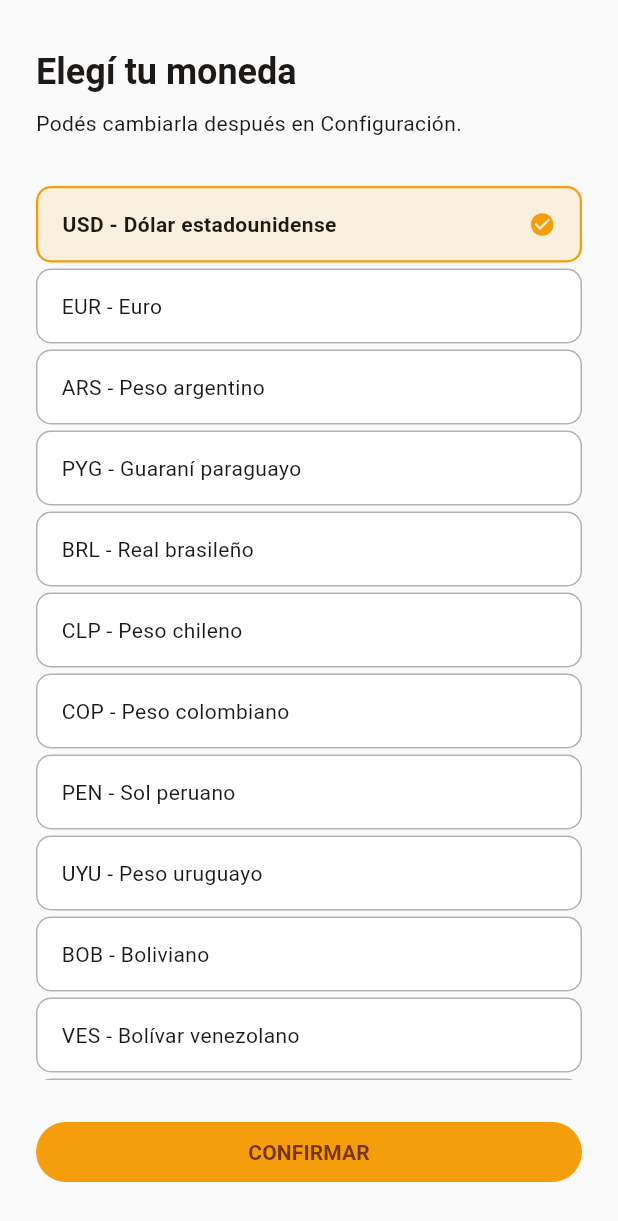
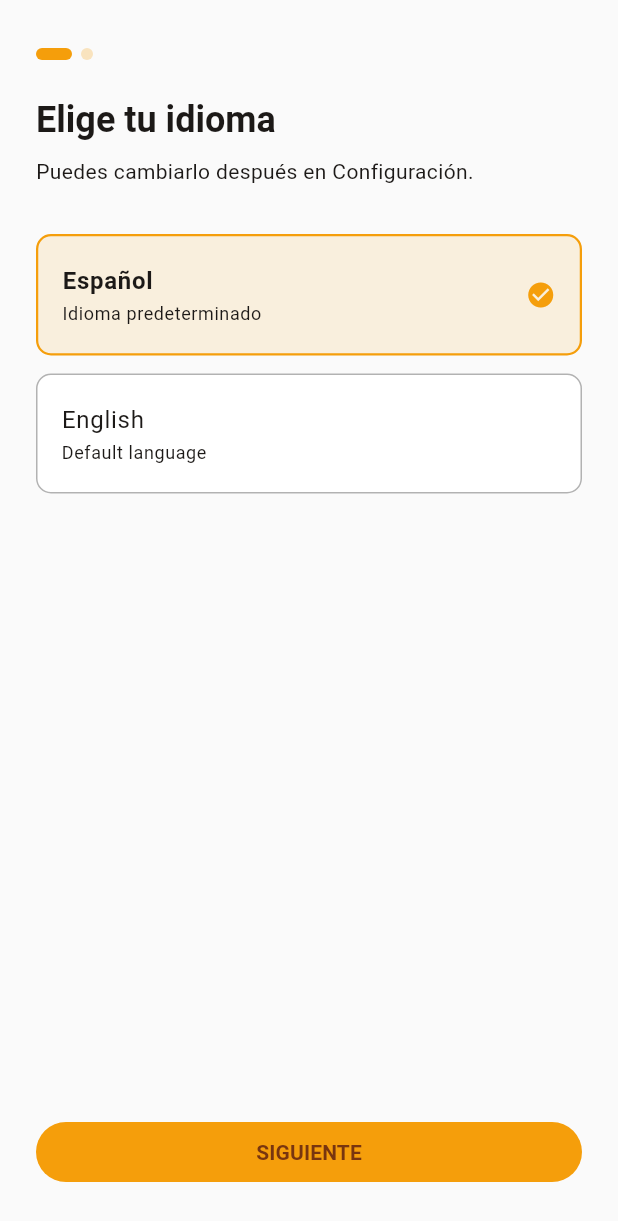
Before and after one commit to Daniel371-lab/hivefi, a Flutter app: the CurrencySetupScreen screen opened by its route, on a phone screen of 412 x 824 dp. Shown: the top 1221 px of the screen. Run offline on Flutter 3.47's test engine with Material 3 defaults, Android fonts, the phone set to English and light mode, and no system bars; our stand-ins replace cloud_firestore, firebase_auth, firebase_core, fl_chart, google_mobile_ads, lottie and 1 more; accounts and stored records are empty.

Commit message:
Error de inicio

```diff
--- a/lib/screens/currency_setup_screen.dart
+++ b/lib/screens/currency_setup_screen.dart
@@ -31,13 +31,25 @@ class _CurrencySetupScreenState extends State<CurrencySetupScreen> {
     {'code': 'DOP', 'label': 'DOP - Peso dominicano'},
   ];
 
-  String _seleccionada = 'USD';
+  // Paso 1 = idioma, Paso 2 = moneda
+  int _paso = 1;
+  String _seleccionadaMoneda = 'USD';
+  String _seleccionadoIdioma = 'es';
   bool _guardando = false;
 
   Future<void> _confirmar() async {
     setState(() => _guardando = true);
     final provider = context.read<AppProvider>();
-    await provider.confirmarMonedaConfigurada(_seleccionada);
+
+    // Guardar idioma
+    await provider.setLocale(Locale(_seleccionadoIdioma));
+
+    // Guardar moneda y marcar en Firestore
+    await provider.confirmarMonedaConfigurada(_seleccionadaMoneda);
+
+    // Reset del flag para que AuthWrapper no vuelva a mandar aquí
+    provider.resetMonedaConfigurada();
+
     if (mounted) {
       Navigator.of(context).pushNamedAndRemoveUntil('/', (_) => false);
     }
@@ -51,9 +63,119 @@ class _CurrencySetupScreenState extends State<CurrencySetupScreen> {
       body: SafeArea(
         child: Padding(
           padding: const EdgeInsets.symmetric(horizontal: 24, vertical: 32),
+          child: _paso == 1
+              ? _buildPasoIdioma(theme)
+              : _buildPasoMoneda(theme),
+        ),
+      ),
+    );
+  }
+
+  Widget _buildPasoIdioma(ThemeData theme) {
+    final opciones = [
+      {'code': 'es', 'label': 'Español', 'sub': 'Idioma predeterminado'},
+      {'code': 'en', 'label': 'English', 'sub': 'Default language'},
+    ];
+
+    return Column(
+      crossAxisAlignment: CrossAxisAlignment.start,
+      children: [
+        _buildPasoIndicador(theme),
+        const SizedBox(height: 24),
+        Text(
+          context.tr('language_setup_title'),
+          style: theme.textTheme.headlineSmall?.copyWith(
+            fontWeight: FontWeight.bold,
+            color: theme.colorScheme.onSurface,
+          ),
+        ),
+        const SizedBox(height: 8),
+        Text(
+          context.tr('language_setup_subtitle'),
+          style: theme.textTheme.bodyMedium?.copyWith(
+            color: theme.colorScheme.onSurfaceVariant,
+          ),
+        ),
+        const SizedBox(height: 32),
+        ...opciones.map((op) {
+          final sel = _seleccionadoIdioma == op['code'];
+          return Padding(
+            padding: const EdgeInsets.only(bottom: 12),
+            child: InkWell(
+              borderRadius: BorderRadius.circular(10),
+              onTap: () => setState(() => _seleccionadoIdioma = op['code']!),
+              child: Container(
+                padding: const EdgeInsets.symmetric(
+                  horizontal: 16,
+                  vertical: 18,
+                ),
+                decoration: BoxDecoration(
+                  borderRadius: BorderRadius.circular(10),
+                  color: sel
+                      ? theme.colorScheme.primary.withOpacity(0.12)
+                      : theme.colorScheme.surface,
+                  border: Border.all(
+                    color: sel
+                        ? theme.colorScheme.primary
+                        : theme.colorScheme.outline.withOpacity(0.3),
+                    width: sel ? 1.5 : 1,
+                  ),
+                ),
+                child: Row(
+                  children: [
+                    Expanded(
                       child: Column(
                         crossAxisAlignment: CrossAxisAlignment.start,
                         children: [
+                          Text(
+                            op['label']!,
+                            style: theme.textTheme.bodyLarge?.copyWith(
+                              fontWeight: sel
+                                  ? FontWeight.w700
+                                  : FontWeight.normal,
+                              color: theme.colorScheme.onSurface,
+                            ),
+                          ),
+                          const SizedBox(height: 2),
+                          Text(
+                            op['sub']!,
+                            style: theme.textTheme.bodySmall?.copyWith(
+                              color: theme.colorScheme.onSurfaceVariant,
+                            ),
+                          ),
+                        ],
+                      ),
+                    ),
+                    if (sel)
+                      Icon(
+                        Icons.check_circle,
+                        size: 20,
+                        color: theme.colorScheme.primary,
+                      ),
+                  ],
+                ),
+              ),
+            ),
+          );
+        }),
+        const Spacer(),
+        SizedBox(
+          width: double.infinity,
+          child: FilledButton(
+            onPressed: () => setState(() => _paso = 2),
+            child: Text(context.tr('language_setup_next')),
+          ),
+        ),
+      ],
+    );
+  }
+
+  Widget _buildPasoMoneda(ThemeData theme) {
+    return Column(
+      crossAxisAlignment: CrossAxisAlignment.start,
+      children: [
+        _buildPasoIndicador(theme),
+        const SizedBox(height: 24),
         Text(
           context.tr('currency_setup_title'),
           style: theme.textTheme.headlineSmall?.copyWith(
@@ -75,10 +197,11 @@ class _CurrencySetupScreenState extends State<CurrencySetupScreen> {
             separatorBuilder: (_, __) => const SizedBox(height: 4),
             itemBuilder: (context, index) {
               final moneda = _monedas[index];
-                    final seleccionada = _seleccionada == moneda['code'];
+              final sel = _seleccionadaMoneda == moneda['code'];
               return InkWell(
                 borderRadius: BorderRadius.circular(10),
-                      onTap: () => setState(() => _seleccionada = moneda['code']!),
+                onTap: () =>
+                    setState(() => _seleccionadaMoneda = moneda['code']!),
                 child: Container(
                   padding: const EdgeInsets.symmetric(
                     horizontal: 16,
@@ -86,14 +209,14 @@ class _CurrencySetupScreenState extends State<CurrencySetupScreen> {
                   ),
                   decoration: BoxDecoration(
                     borderRadius: BorderRadius.circular(10),
-                          color: seleccionada
+                    color: sel
                         ? theme.colorScheme.primary.withOpacity(0.12)
                         : theme.colorScheme.surface,
                     border: Border.all(
-                            color: seleccionada
+                      color: sel
                           ? theme.colorScheme.primary
                           : theme.colorScheme.outline.withOpacity(0.3),
-                            width: seleccionada ? 1.5 : 1,
+                      width: sel ? 1.5 : 1,
                     ),
                   ),
                   child: Row(
@@ -102,14 +225,13 @@ class _CurrencySetupScreenState extends State<CurrencySetupScreen> {
                         child: Text(
                           moneda['label']!,
                           style: theme.textTheme.bodyMedium?.copyWith(
-                                  fontWeight: seleccionada
-                                      ? FontWeight.w600
-                                      : FontWeight.normal,
+                            fontWeight:
+                                sel ? FontWeight.w600 : FontWeight.normal,
                             color: theme.colorScheme.onSurface,
                           ),
                         ),
                       ),
-                            if (seleccionada)
+                      if (sel)
                         Icon(
                           Icons.check_circle,
                           size: 18,
@@ -123,8 +245,16 @@ class _CurrencySetupScreenState extends State<CurrencySetupScreen> {
           ),
         ),
         const SizedBox(height: 24),
-              SizedBox(
-                width: double.infinity,
+        Row(
+          children: [
+            OutlinedButton(
+              onPressed: _guardando
+                  ? null
+                  : () => setState(() => _paso = 1),
+              child: Text(context.tr('cancel')),
+            ),
+            const SizedBox(width: 12),
+            Expanded(
               child: FilledButton(
                 onPressed: _guardando ? null : _confirmar,
                 child: _guardando
@@ -138,8 +268,27 @@ class _CurrencySetupScreenState extends State<CurrencySetupScreen> {
             ),
           ],
         ),
+      ],
+    );
+  }
+
+  Widget _buildPasoIndicador(ThemeData theme) {
+    return Row(
+      children: List.generate(2, (i) {
+        final activo = i + 1 == _paso;
+        return AnimatedContainer(
+          duration: const Duration(milliseconds: 200),
+          margin: const EdgeInsets.only(right: 6),
+          width: activo ? 24 : 8,
+          height: 8,
+          decoration: BoxDecoration(
+            color: activo
+                ? theme.colorScheme.primary
+                : theme.colorScheme.primary.withOpacity(0.25),
+            borderRadius: BorderRadius.circular(4),
           ),
-      ),
+        );
+      }),
     );
   }
 }
--- a/lib/utils/app_translator.dart
+++ b/lib/utils/app_translator.dart
@@ -20,6 +20,9 @@ const Map<String, Map<String, String>> _translations = {
     'unsavedAmount': 'Tenés un monto sin confirmar.',
     'unsavedChanges': 'Tenés cambios sin guardar.',
     'genericError': 'Ocurrió un error. Intentá de nuevo.',
+	'language_setup_title': 'Elige tu idioma',
+    'language_setup_subtitle': 'Puedes cambiarlo después en Configuración.',
+    'language_setup_next': 'SIGUIENTE',
 
     // Home
     'balanceGeneral': 'BALANCE GENERAL',
@@ -185,6 +188,9 @@ const Map<String, Map<String, String>> _translations = {
     'unsavedAmount': 'You have an unconfirmed amount.',
     'unsavedChanges': 'You have unsaved changes.',
     'genericError': 'An error occurred. Please try again.',
+	'language_setup_title': 'Choose your language',
+    'language_setup_subtitle': 'You can change it later in Settings.',
+    'language_setup_next': 'NEXT',
 
     // Home
     'balanceGeneral': 'GENERAL BALANCE',
```
Lines whose indentation alone changed are shown as unchanged.
